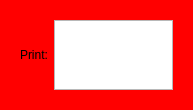
Old version of the form Deflow/Blocks/printblock.ui in the repository Lambipapp/Deflow.
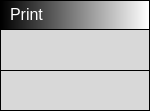
New version of the form. Custom widgets are drawn as their Qt base class.

```diff
--- a/Deflow/Blocks/printblock.ui
+++ b/Deflow/Blocks/printblock.ui
@@ -6,38 +6,315 @@
    <rect>
     <x>0</x>
     <y>0</y>
-    <width>193</width>
-    <height>107</height>
+    <width>150</width>
+    <height>111</height>
    </rect>
   </property>
   <property name="windowTitle">
    <string>Form</string>
   </property>
   <property name="styleSheet">
-   <string notr="true">QWidget#PrintBlock{ background-color:rgb(255,0,0) }</string>
+   <string notr="true"/>
   </property>
   <layout class="QHBoxLayout" name="horizontalLayout">
+   <property name="leftMargin">
+    <number>0</number>
+   </property>
+   <property name="topMargin">
+    <number>0</number>
+   </property>
+   <property name="rightMargin">
+    <number>0</number>
+   </property>
+   <property name="bottomMargin">
+    <number>0</number>
+   </property>
    <item>
-    <widget class="QWidget" name="widget" native="true">
+    <widget class="QWidget" name="Holder" native="true">
      <property name="styleSheet">
-      <string notr="true">QWidget#widget{ background-color:rgb(255,0,0) }</string>
+      <string notr="true">QWidget#Holder { background-color: rgb(0, 0, 0); }</string>
      </property>
-     <layout class="QHBoxLayout" name="horizontalLayout_2">
+     <layout class="QVBoxLayout" name="verticalLayout_4">
+      <property name="spacing">
+       <number>1</number>
+      </property>
+      <property name="leftMargin">
+       <number>1</number>
+      </property>
+      <property name="topMargin">
+       <number>1</number>
+      </property>
+      <property name="rightMargin">
+       <number>1</number>
+      </property>
+      <property name="bottomMargin">
+       <number>1</number>
+      </property>
       <item>
-       <widget class="QLabel" name="label">
-        <property name="text">
-         <string>Print:</string>
+       <widget class="QWidget" name="Header" native="true">
+        <property name="minimumSize">
+         <size>
+          <width>0</width>
+          <height>28</height>
+         </size>
         </property>
+        <property name="maximumSize">
+         <size>
+          <width>16777215</width>
+          <height>28</height>
+         </size>
+        </property>
+        <property name="styleSheet">
+         <string notr="true">background-color: qlineargradient(spread:pad, x1:0, y1:0, x2:1, y2:0, stop:0 rgba(0, 0, 0, 255), stop:1 rgba(255, 255, 255, 255));</string>
+        </property>
+        <layout class="QVBoxLayout" name="verticalLayout_5">
+         <property name="spacing">
+          <number>6</number>
+         </property>
+         <property name="leftMargin">
+          <number>9</number>
+         </property>
+         <property name="topMargin">
+          <number>0</number>
+         </property>
+         <property name="rightMargin">
+          <number>9</number>
+         </property>
+         <property name="bottomMargin">
+          <number>0</number>
+         </property>
+         <item>
+          <widget class="QLabel" name="label">
+           <property name="maximumSize">
+            <size>
+             <width>40</width>
+             <height>16777215</height>
+            </size>
+           </property>
+           <property name="styleSheet">
+            <string notr="true">background-color: rgba(255, 255, 255, 0);</string>
+           </property>
+           <property name="text">
+            <string>&lt;html&gt;&lt;head/&gt;&lt;body&gt;&lt;p&gt;&lt;span style=&quot; font-size:12pt; color:#ffffff;&quot;&gt;Print&lt;/span&gt;&lt;/p&gt;&lt;/body&gt;&lt;/html&gt;</string>
+           </property>
+          </widget>
+         </item>
+        </layout>
        </widget>
       </item>
       <item>
-       <widget class="QPlainTextEdit" name="TextToPrint"/>
+       <widget class="QWidget" name="ExecNodeLayout" native="true">
+        <property name="styleSheet">
+         <string notr="true">background-color: rgb(216, 216, 216);</string>
+        </property>
+        <layout class="QHBoxLayout" name="horizontalLayout_2">
+         <item>
+          <widget class="QWidget" name="InNodes" native="true">
+           <property name="sizePolicy">
+            <sizepolicy hsizetype="Preferred" vsizetype="Preferred">
+             <horstretch>0</horstretch>
+             <verstretch>0</verstretch>
+            </sizepolicy>
+           </property>
+           <layout class="QVBoxLayout" name="verticalLayout_2">
+            <property name="leftMargin">
+             <number>0</number>
+            </property>
+            <property name="topMargin">
+             <number>0</number>
+            </property>
+            <property name="rightMargin">
+             <number>0</number>
+            </property>
+            <property name="bottomMargin">
+             <number>0</number>
+            </property>
+            <item>
+             <widget class="ConnectorExecIn" name="NodeExecIn" native="true">
+              <property name="sizePolicy">
+               <sizepolicy hsizetype="Preferred" vsizetype="Preferred">
+                <horstretch>0</horstretch>
+                <verstretch>0</verstretch>
+               </sizepolicy>
+              </property>
+              <property name="minimumSize">
+               <size>
+                <width>16</width>
+                <height>16</height>
+               </size>
+              </property>
+              <property name="maximumSize">
+               <size>
+                <width>16</width>
+                <height>16</height>
+               </size>
+              </property>
+              <property name="styleSheet">
+               <string notr="true"/>
+              </property>
+             </widget>
+            </item>
+           </layout>
+          </widget>
+         </item>
+         <item>
+          <spacer name="horizontalSpacer">
+           <property name="orientation">
+            <enum>Qt::Horizontal</enum>
+           </property>
+           <property name="sizeHint" stdset="0">
+            <size>
+             <width>40</width>
+             <height>20</height>
+            </size>
+           </property>
+          </spacer>
+         </item>
+         <item>
+          <widget class="QWidget" name="OutNodes" native="true">
+           <property name="layoutDirection">
+            <enum>Qt::RightToLeft</enum>
+           </property>
+           <layout class="QVBoxLayout" name="verticalLayout_3">
+            <property name="leftMargin">
+             <number>0</number>
+            </property>
+            <property name="topMargin">
+             <number>0</number>
+            </property>
+            <property name="rightMargin">
+             <number>0</number>
+            </property>
+            <property name="bottomMargin">
+             <number>0</number>
+            </property>
+            <item>
+             <widget class="ConnectorExecOut" name="NodeExecOut" native="true">
+              <property name="sizePolicy">
+               <sizepolicy hsizetype="Preferred" vsizetype="Preferred">
+                <horstretch>0</horstretch>
+                <verstretch>0</verstretch>
+               </sizepolicy>
+              </property>
+              <property name="minimumSize">
+               <size>
+                <width>16</width>
+                <height>16</height>
+               </size>
+              </property>
+              <property name="maximumSize">
+               <size>
+                <width>16</width>
+                <height>16</height>
+               </size>
+              </property>
+              <property name="styleSheet">
+               <string notr="true"/>
+              </property>
+             </widget>
+            </item>
+           </layout>
+          </widget>
+         </item>
+        </layout>
+       </widget>
+      </item>
+      <item>
+       <widget class="QWidget" name="widget" native="true">
+        <property name="styleSheet">
+         <string notr="true">background-color: rgb(216, 216, 216);</string>
+        </property>
+        <layout class="QHBoxLayout" name="horizontalLayout_3">
+         <item>
+          <widget class="QWidget" name="InNodes_2" native="true">
+           <property name="sizePolicy">
+            <sizepolicy hsizetype="Preferred" vsizetype="Preferred">
+             <horstretch>0</horstretch>
+             <verstretch>0</verstretch>
+            </sizepolicy>
+           </property>
+           <layout class="QVBoxLayout" name="verticalLayout_6">
+            <property name="leftMargin">
+             <number>0</number>
+            </property>
+            <property name="topMargin">
+             <number>0</number>
+            </property>
+            <property name="rightMargin">
+             <number>0</number>
+            </property>
+            <property name="bottomMargin">
+             <number>0</number>
+            </property>
+            <item>
+             <widget class="ConnectorIn" name="NodeConnectorIn" native="true">
+              <property name="sizePolicy">
+               <sizepolicy hsizetype="Preferred" vsizetype="Preferred">
+                <horstretch>0</horstretch>
+                <verstretch>0</verstretch>
+               </sizepolicy>
+              </property>
+              <property name="minimumSize">
+               <size>
+                <width>16</width>
+                <height>16</height>
+               </size>
+              </property>
+              <property name="maximumSize">
+               <size>
+                <width>16</width>
+                <height>16</height>
+               </size>
+              </property>
+              <property name="styleSheet">
+               <string notr="true"/>
+              </property>
+             </widget>
+            </item>
+           </layout>
+          </widget>
+         </item>
+         <item>
+          <spacer name="horizontalSpacer_2">
+           <property name="orientation">
+            <enum>Qt::Horizontal</enum>
+           </property>
+           <property name="sizeHint" stdset="0">
+            <size>
+             <width>105</width>
+             <height>20</height>
+            </size>
+           </property>
+          </spacer>
+         </item>
+        </layout>
+       </widget>
       </item>
      </layout>
     </widget>
    </item>
   </layout>
  </widget>
+ <customwidgets>
+  <customwidget>
+   <class>ConnectorExecOut</class>
+   <extends>QWidget</extends>
+   <header>connectorexecout.h</header>
+   <container>1</container>
+  </customwidget>
+  <customwidget>
+   <class>ConnectorIn</class>
+   <extends>QWidget</extends>
+   <header>connectorin.h</header>
+   <container>1</container>
+  </customwidget>
+  <customwidget>
+   <class>ConnectorExecIn</class>
+   <extends>QWidget</extends>
+   <header>connectorexecin.h</header>
+   <container>1</container>
+  </customwidget>
+ </customwidgets>
  <resources/>
  <connections/>
 </ui>
```
